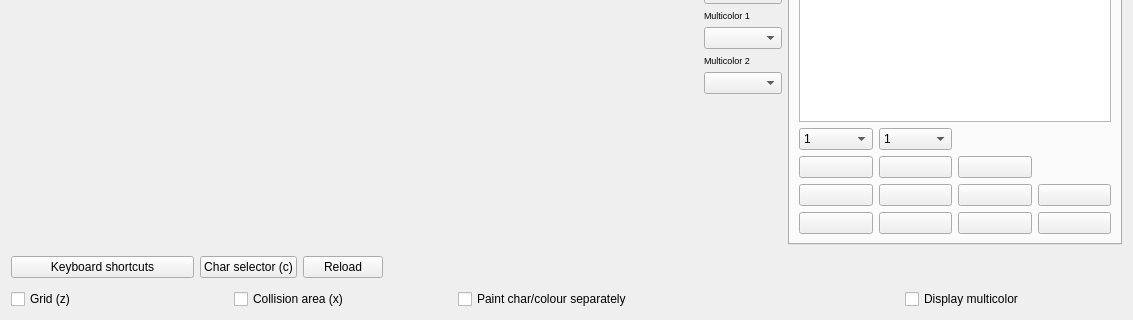
The window that source/trsedocuments/formimageeditor.ui (leuat/TRSE) describes before a commit, drawn with Qt 5; both pictures show x 0 to 1133 and y 280 to 600 of the 1133 by 600 pixel window.
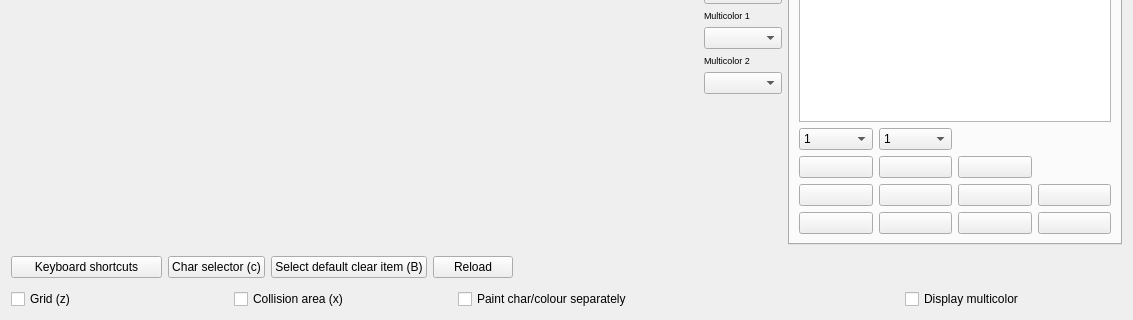
The same window after the commit. Icons and pictures are not drawn. Custom widgets are drawn as their Qt base class.

The edit to the form file:
```diff
--- a/source/trsedocuments/formimageeditor.ui
+++ b/source/trsedocuments/formimageeditor.ui
@@ -1290,7 +1290,7 @@
     </layout>
    </item>
    <item row="1" column="0">
-    <layout class="QHBoxLayout" name="horizontalLayout_3" stretch="1,0,0,4">
+    <layout class="QHBoxLayout" name="horizontalLayout_3" stretch="1,0,0,0,4">
      <item>
       <widget class="QPushButton" name="btnHelpImage">
        <property name="text">
@@ -1305,6 +1305,13 @@
        </property>
       </widget>
      </item>
+     <item>
+      <widget class="QPushButton" name="btnSelectDefaultClearItm">
+       <property name="text">
+        <string>Select default clear item (B)</string>
+       </property>
+      </widget>
+     </item>
      <item>
       <widget class="QPushButton" name="pushButton">
        <property name="text">
```
